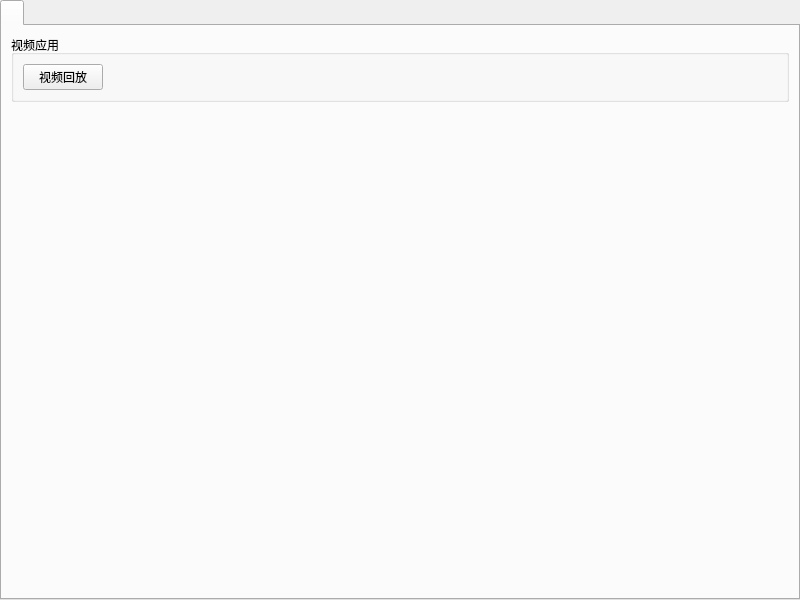
Above: QtClient/mainwindow.ui from imtangsheng/QtClient before the change. Below: the same form after it.
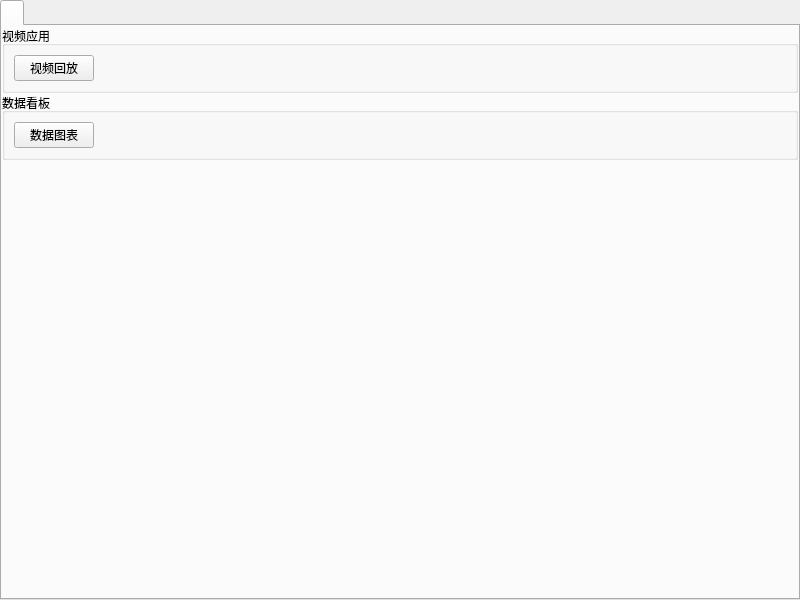
That is the form after the change. Icons and pictures are not drawn.

Commit message: 1.视频回放功能 2.数据显示功能 3.图标整理和界面布局设置 4.大概界面设计

Diff of the .ui file:
```diff
--- a/QtClient/mainwindow.ui
+++ b/QtClient/mainwindow.ui
@@ -42,9 +42,15 @@
         <height>582</height>
        </size>
       </property>
+      <property name="autoFillBackground">
+       <bool>true</bool>
+      </property>
       <property name="currentIndex">
        <number>0</number>
       </property>
+      <property name="tabsClosable">
+       <bool>false</bool>
+      </property>
       <widget class="QWidget" name="tab_main">
        <attribute name="icon">
         <iconset resource="resource.qrc">
@@ -54,6 +60,21 @@
         <string/>
        </attribute>
        <layout class="QVBoxLayout" name="verticalLayout">
+        <property name="spacing">
+         <number>0</number>
+        </property>
+        <property name="leftMargin">
+         <number>0</number>
+        </property>
+        <property name="topMargin">
+         <number>0</number>
+        </property>
+        <property name="rightMargin">
+         <number>0</number>
+        </property>
+        <property name="bottomMargin">
+         <number>0</number>
+        </property>
         <item>
          <widget class="QGroupBox" name="groupBox_video">
           <property name="title">
@@ -83,6 +104,39 @@
           </layout>
          </widget>
         </item>
+        <item>
+         <widget class="QGroupBox" name="groupBox">
+          <property name="title">
+           <string>数据看板</string>
+          </property>
+          <layout class="QHBoxLayout" name="horizontalLayout_3">
+           <item>
+            <widget class="QPushButton" name="pushButton_dataView">
+             <property name="text">
+              <string>数据图表</string>
+             </property>
+             <property name="icon">
+              <iconset resource="resource.qrc">
+               <normaloff>:/asset/dataview/DataAnalysis.svg</normaloff>:/asset/dataview/DataAnalysis.svg</iconset>
+             </property>
+            </widget>
+           </item>
+           <item>
+            <spacer name="horizontalSpacer_2">
+             <property name="orientation">
+              <enum>Qt::Horizontal</enum>
+             </property>
+             <property name="sizeHint" stdset="0">
+              <size>
+               <width>40</width>
+               <height>20</height>
+              </size>
+             </property>
+            </spacer>
+           </item>
+          </layout>
+         </widget>
+        </item>
         <item>
          <spacer name="verticalSpacer">
           <property name="orientation">
```
Left out of the diff: 9 changed lines with no effect on the pictures. The commit also changes 33 other files.
